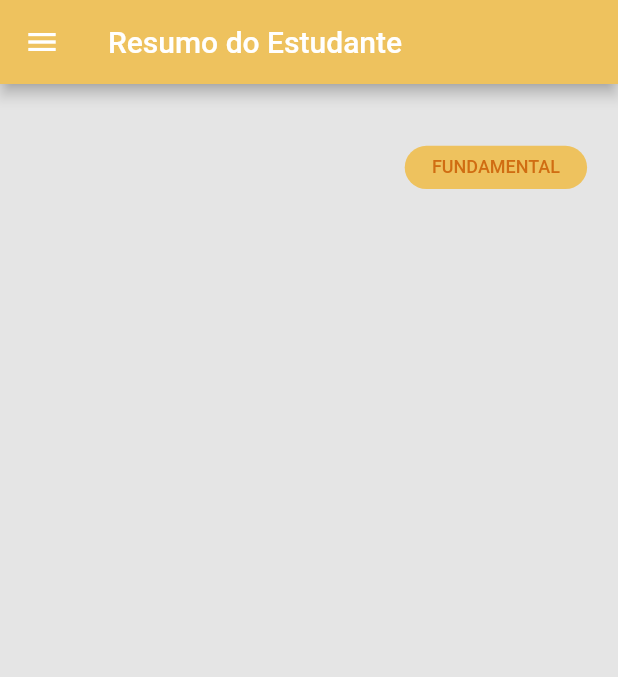
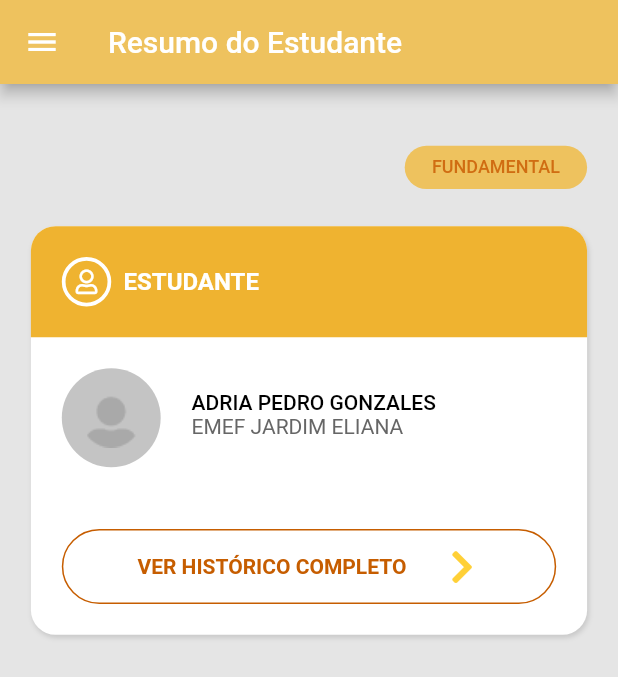
Before and after one commit to prefeiturasp/SME-Aplicativo-Aluno-APP, a Flutter app: the Dashboard screen opened directly, on a phone screen of 412 x 824 dp. Shown: the top 677 px of the screen. Run offline on Flutter 3.47's test engine with Material 2 defaults, Android fonts, the phone set to English and light mode, and no system bars; drawn by our look-alikes of auto_size_text; our stand-ins replace brasil_fields, font_awesome_flutter; missing offline and left inert: cpf_cnpj_validator.

Commit message:
created resume student card

```diff
--- a/lib/screens/dashboard/dashboard.dart
+++ b/lib/screens/dashboard/dashboard.dart
@@ -1,6 +1,7 @@
 import 'package:auto_size_text/auto_size_text.dart';
 import 'package:flutter/material.dart';
 import 'package:font_awesome_flutter/font_awesome_flutter.dart';
+import 'package:sme_app_aluno/screens/dashboard/widgets/cards/card_resume_student.dart';
 import 'package:sme_app_aluno/screens/drawer_menu/drawer_menu.dart';
 import 'package:sme_app_aluno/screens/login/login.dart';
 import 'package:sme_app_aluno/screens/students/list_studants.dart';
@@ -31,7 +32,7 @@ class Dashboard extends StatelessWidget {
                   text: "FUNDAMENTAL",
                   color: Color(0xffEEC25E),
                   textColor: Color(0xffD06D12)),
-              Container(height: screenHeight * 74, child: Container())
+              CardResumeStudent()
             ],
           ),
         ),
--- /dev/null
+++ b/lib/screens/dashboard/widgets/cards/card_resume_student.dart
@@ -0,0 +1,155 @@
+import 'package:auto_size_text/auto_size_text.dart';
+import 'package:flutter/material.dart';
+import 'package:font_awesome_flutter/font_awesome_flutter.dart';
+
+class CardResumeStudent extends StatelessWidget {
+  @override
+  Widget build(BuildContext context) {
+    var size = MediaQuery.of(context).size;
+    var screenHeight = (size.height - MediaQuery.of(context).padding.top) / 100;
+    return Container(
+      margin: EdgeInsets.only(top: screenHeight * 3),
+      decoration: BoxDecoration(
+        color: Colors.white,
+        borderRadius: BorderRadius.all(
+          Radius.circular(screenHeight * 2),
+        ),
+        boxShadow: [
+          BoxShadow(
+            color: Colors.black12,
+            offset: Offset(1, 2),
+            blurRadius: 2,
+            spreadRadius: 0,
+          )
+        ],
+      ),
+      child: Column(
+        children: <Widget>[
+          Container(
+            padding: EdgeInsets.all(screenHeight * 2.5),
+            decoration: BoxDecoration(
+                color: Color(0xffEFB330),
+                borderRadius: BorderRadius.only(
+                    topLeft: Radius.circular(screenHeight * 2),
+                    topRight: Radius.circular(screenHeight * 2))),
+            child: Row(
+              children: <Widget>[
+                Container(
+                  height: screenHeight * 4,
+                  width: screenHeight * 4,
+                  margin: EdgeInsets.only(right: screenHeight * 1),
+                  decoration: BoxDecoration(
+                    color: Color(0xffEFB330),
+                    border: Border.all(
+                      width: screenHeight * 0.3,
+                      color: Colors.white,
+                    ),
+                    borderRadius: BorderRadius.all(
+                      Radius.circular(screenHeight * 2),
+                    ),
+                  ),
+                  child: Center(
+                    child: Icon(
+                      FontAwesomeIcons.user,
+                      color: Colors.white,
+                      size: screenHeight * 2,
+                    ),
+                  ),
+                ),
+                AutoSizeText(
+                  "ESTUDANTE",
+                  maxFontSize: 18,
+                  minFontSize: 16,
+                  style: TextStyle(
+                      color: Colors.white, fontWeight: FontWeight.w700),
+                )
+              ],
+            ),
+          ),
+          Container(
+            padding: EdgeInsets.all(screenHeight * 2.5),
+            child: Row(
+              mainAxisAlignment: MainAxisAlignment.start,
+              crossAxisAlignment: CrossAxisAlignment.start,
+              children: <Widget>[
+                Container(
+                  margin: EdgeInsets.only(
+                    right: screenHeight * 2.5,
+                  ),
+                  width: screenHeight * 8,
+                  height: screenHeight * 8,
+                  decoration: BoxDecoration(
+                    color: Color(0xffC4C4C4),
+                    borderRadius: BorderRadius.circular(screenHeight * 4),
+                  ),
+                  child: Image.asset(
+                    "assets/images/avatar_estudante.png",
+                  ),
+                ),
+                Container(
+                  margin: EdgeInsets.only(top: screenHeight * 1.8),
+                  child: Column(
+                    crossAxisAlignment: CrossAxisAlignment.start,
+                    children: <Widget>[
+                      AutoSizeText(
+                        "ADRIA PEDRO GONZALES",
+                        maxFontSize: 16,
+                        minFontSize: 14,
+                        style: TextStyle(
+                            color: Colors.black, fontWeight: FontWeight.w500),
+                      ),
+                      AutoSizeText(
+                        "EMEF JARDIM ELIANA",
+                        maxFontSize: 16,
+                        minFontSize: 14,
+                        style: TextStyle(
+                          color: Color(0xff666666),
+                        ),
+                      )
+                    ],
+                  ),
+                )
+              ],
+            ),
+          ),
+          Container(
+            padding: EdgeInsets.all(screenHeight * 2.5),
+            child: Container(
+              decoration: BoxDecoration(
+                border: Border.all(color: Color(0xffC65D00), width: 1),
+                borderRadius: BorderRadius.all(
+                  Radius.circular(screenHeight * 4),
+                ),
+              ),
+              child: FlatButton(
+                onPressed: () {},
+                child: Row(
+                  mainAxisAlignment: MainAxisAlignment.center,
+                  crossAxisAlignment: CrossAxisAlignment.center,
+                  children: <Widget>[
+                    AutoSizeText(
+                      "VER HISTÓRICO COMPLETO",
+                      maxFontSize: 16,
+                      minFontSize: 14,
+                      style: TextStyle(
+                          color: Color(0xffC65D00),
+                          fontWeight: FontWeight.w700),
+                    ),
+                    SizedBox(
+                      width: screenHeight * 3,
+                    ),
+                    Icon(
+                      FontAwesomeIcons.chevronRight,
+                      color: Color(0xffffd037),
+                      size: screenHeight * 3,
+                    )
+                  ],
+                ),
+              ),
+            ),
+          ),
+        ],
+      ),
+    );
+  }
+}
```
